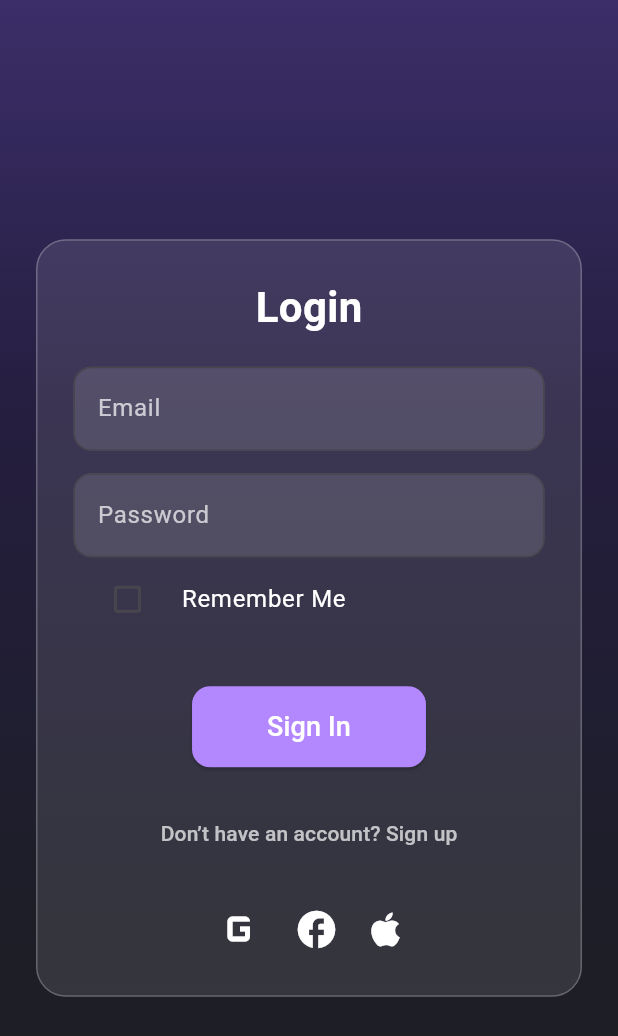
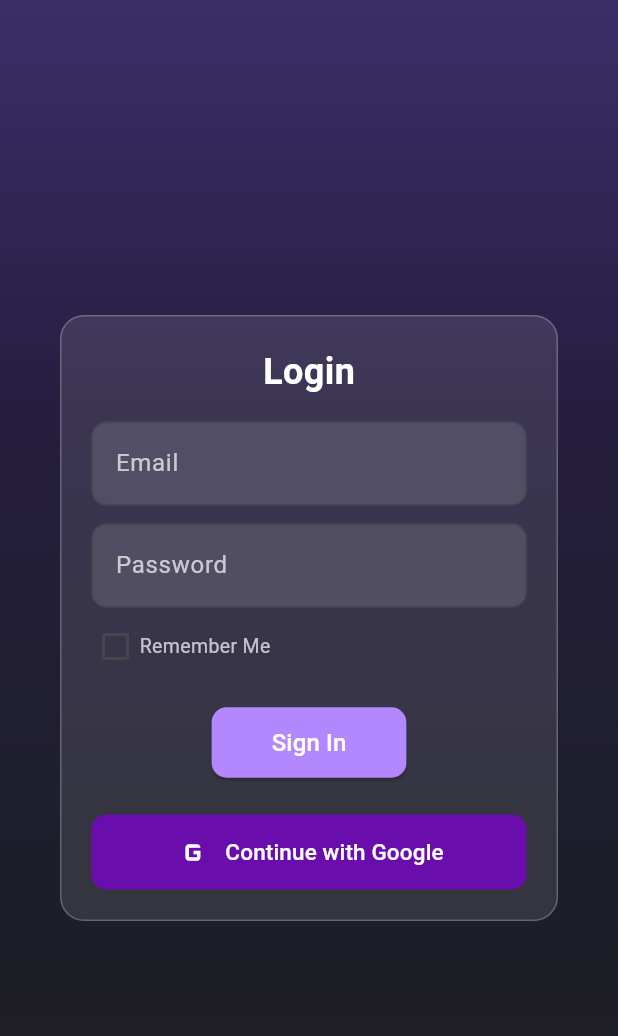
Before and after one commit to denizef00/CineHolmes, a Flutter app: the screen it shows after launch, on a phone screen of 412 x 824 dp. Shown: the top 1036 px of the screen. Run offline on Flutter 3.47's test engine with Material 3 defaults, Android fonts, the phone set to English and light mode, and no system bars; our stand-ins replace cloud_firestore, firebase_auth, firebase_core, flutter_dotenv, font_awesome_flutter, google_sign_in and 3 more; missing offline and left inert: flutter_facebook_auth; accounts and stored records are empty.

```diff
--- a/lib/screens/login_page.dart
+++ b/lib/screens/login_page.dart
@@ -1,8 +1,7 @@
 import 'package:flutter/material.dart';
 import 'package:firebase_auth/firebase_auth.dart';
 import '../home_main.dart';
-import 'signup_page.dart';
-import '../services/auth_service.dart'; //  YENI EKLEME
+import '../services/auth_service.dart';
 import 'package:shared_preferences/shared_preferences.dart';
 
 class LoginPage extends StatefulWidget {
@@ -15,7 +14,7 @@ class LoginPage extends StatefulWidget {
 class _LoginPageState extends State<LoginPage> {
   final _emailController = TextEditingController();
   final _passwordController = TextEditingController();
-  final _authService = AuthService(); // YENI EKLEME
+  final _authService = AuthService();
   bool _isLoading = false;
   String? _errorMessage;
 
@@ -49,51 +48,15 @@ class _LoginPageState extends State<LoginPage> {
     }
   }
 
-  // 👇 YENİ FONKSİYONLAR - GOOGLE
   Future<void> _handleGoogleSignIn() async {
     setState(() => _isLoading = true);
     try {
       final userCredential = await _authService.signInWithGoogle();
       if (userCredential != null && mounted) {
-        // AuthWrapper otomatik olarak home'a yönlendirecek
-      }
-    } catch (e) {
-      if (mounted) {
-        setState(() {
-          _errorMessage = e.toString();
-        });
-      }
-    } finally {
-      if (mounted) setState(() => _isLoading = false);
-    }
-  }
-
-  // 👇 YENİ FONKSİYONLAR - FACEBOOK
-  Future<void> _handleFacebookSignIn() async {
-    setState(() => _isLoading = true);
-    try {
-      final userCredential = await _authService.signInWithFacebook();
-      if (userCredential != null && mounted) {
-        // AuthWrapper otomatik olarak home'a yönlendirecek
-      }
-    } catch (e) {
-      if (mounted) {
-        setState(() {
-          _errorMessage = e.toString();
-        });
-      }
-    } finally {
-      if (mounted) setState(() => _isLoading = false);
-    }
-  }
-
-  // 👇 YENİ FONKSİYONLAR - APPLE
-  Future<void> _handleAppleSignIn() async {
-    setState(() => _isLoading = true);
-    try {
-      final userCredential = await _authService.signInWithApple();
-      if (userCredential != null && mounted) {
-        // AuthWrapper otomatik olarak home'a yönlendirecek
+        Navigator.pushReplacement(
+          context,
+          MaterialPageRoute(builder: (context) => const CineHolmesApp()),
+        );
       }
     } catch (e) {
       if (mounted) {
@@ -124,11 +87,11 @@ class _LoginPageState extends State<LoginPage> {
         ),
         child: Center(
           child: Container(
-            padding: const EdgeInsets.all(24),
-            margin: const EdgeInsets.symmetric(horizontal: 24),
+            padding: const EdgeInsets.all(20), // 🔧 daha küçük padding
+            margin: const EdgeInsets.symmetric(horizontal: 40), // 🔧 kutu daraldı
             decoration: BoxDecoration(
               color: Colors.white.withOpacity(0.1),
-              borderRadius: BorderRadius.circular(20),
+              borderRadius: BorderRadius.circular(16), // 🔧 daha küçük radius
               border: Border.all(color: Colors.white24),
             ),
             child: Column(
@@ -138,11 +101,11 @@ class _LoginPageState extends State<LoginPage> {
                   "Login",
                   style: TextStyle(
                     color: Colors.white,
-                    fontSize: 28,
+                    fontSize: 24, // 🔧 biraz küçültüldü
                     fontWeight: FontWeight.bold,
                   ),
                 ),
-                const SizedBox(height: 20),
+                const SizedBox(height: 16),
                 TextField(
                   controller: _emailController,
                   style: const TextStyle(color: Colors.white),
@@ -152,119 +115,98 @@ class _LoginPageState extends State<LoginPage> {
                     filled: true,
                     fillColor: Colors.white12,
                     border: OutlineInputBorder(
-                      borderRadius: BorderRadius.circular(12),
+                      borderRadius: BorderRadius.circular(10),
                     ),
                   ),
                 ),
-                const SizedBox(height: 15),
+                const SizedBox(height: 12),
                 TextField(
                   controller: _passwordController,
                   obscureText: true,
                   style: const TextStyle(color: Colors.white),
                   textInputAction: TextInputAction.done,
-                  onSubmitted: (_) {
-                    _login();
-                  },
+                  onSubmitted: (_) => _login(),
                   decoration: InputDecoration(
                     labelText: "Password",
                     labelStyle: const TextStyle(color: Colors.white70),
                     filled: true,
                     fillColor: Colors.white12,
                     border: OutlineInputBorder(
-                      borderRadius: BorderRadius.circular(12),
+                      borderRadius: BorderRadius.circular(10),
                     ),
                   ),
                 ),
-                CheckboxListTile(
-                  title: const Text(
-                    "Remember Me",
-                    style: TextStyle(color: Colors.white),
-                  ),
-                  value: _rememberMe,
-                  onChanged: (value) {
-                    setState(() {
-                      _rememberMe = value ?? false;
-                    });
-                  },
-                  controlAffinity: ListTileControlAffinity.leading,
-                  activeColor: Colors.deepPurpleAccent,
-                  checkColor: Colors.white,
+                const SizedBox(height: 10),
+
+                // 🔧 İnce Remember Me
+                Row(
+                  children: [
+                    Checkbox(
+                      value: _rememberMe,
+                      onChanged: (val) =>
+                          setState(() => _rememberMe = val ?? false),
+                      activeColor: Colors.deepPurpleAccent,
+                      checkColor: Colors.white,
+                      materialTapTargetSize: MaterialTapTargetSize.shrinkWrap,
+                      visualDensity: VisualDensity.compact, // daha ince
+                    ),
+                    const Text(
+                      "Remember Me",
+                      style: TextStyle(color: Colors.white70, fontSize: 13),
+                    ),
+                  ],
                 ),
-                const SizedBox(height: 20),
+
+                const SizedBox(height: 16),
 
                 if (_errorMessage != null)
                   Text(
                     _errorMessage!,
-                    style: const TextStyle(color: Colors.redAccent),
+                    style: const TextStyle(color: Colors.redAccent, fontSize: 13),
                   ),
-                const SizedBox(height: 10),
+                const SizedBox(height: 8),
+
                 ElevatedButton(
                   onPressed: _isLoading ? null : _login,
                   style: ElevatedButton.styleFrom(
                     backgroundColor: Colors.deepPurpleAccent.shade100,
                     padding: const EdgeInsets.symmetric(
-                      horizontal: 50,
-                      vertical: 14,
+                      horizontal: 40,
+                      vertical: 12,
                     ),
                     shape: RoundedRectangleBorder(
-                      borderRadius: BorderRadius.circular(12),
+                      borderRadius: BorderRadius.circular(10),
                     ),
                   ),
                   child: _isLoading
                       ? const CircularProgressIndicator(color: Colors.white)
                       : const Text(
                           "Sign In",
-                          style: TextStyle(fontSize: 18, color: Colors.white),
+                          style: TextStyle(fontSize: 16, color: Colors.white),
                         ),
                 ),
-                const SizedBox(height: 20),
-                TextButton(
-                  onPressed: () {
-                    Navigator.push(
-                      context,
-                      MaterialPageRoute(
-                        builder: (context) => const SignUpPage(),
+                const SizedBox(height: 24),
+
+                // 🔥 Google Sign-In butonu
+                SizedBox(
+                  width: double.infinity,
+                  child: ElevatedButton.icon(
+                    onPressed: _isLoading ? null : _handleGoogleSignIn,
+                    icon: const Icon(Icons.g_mobiledata,
+                        color: Colors.white, size: 26),
+                    label: const Text(
+                      "Continue with Google",
+                      style: TextStyle(fontSize: 15, color: Colors.white),
+                    ),
+                    style: ElevatedButton.styleFrom(
+                      backgroundColor: const Color(0xFF6A0DAD),
+                      padding: const EdgeInsets.symmetric(vertical: 12),
+                      shape: RoundedRectangleBorder(
+                        borderRadius: BorderRadius.circular(10),
                       ),
-                    );
-                  },
-                  child: const Text(
-                    "Don’t have an account? Sign up",
-                    style: TextStyle(color: Colors.white70),
+                      elevation: 0,
+                    ),
                   ),
-                ),
-                const SizedBox(height: 20),
-                Row(
-                  mainAxisAlignment: MainAxisAlignment.center,
-                  children: [
-                    GestureDetector(
-                      onTap: _isLoading ? null : _handleGoogleSignIn,
-                      child: const Icon(
-                        Icons.g_mobiledata,
-                        color: Colors.white,
-                        size: 40,
-                      ),
-                    ),
-                    const SizedBox(width: 16),
-                    // Facebook butonu
-                    GestureDetector(
-                      onTap: _isLoading ? null : _handleFacebookSignIn,
-                      child: const Icon(
-                        Icons.facebook,
-                        color: Colors.white,
-                        size: 30,
-                      ),
-                    ),
-                    const SizedBox(width: 16),
-                    // Apple butonu
-                    GestureDetector(
-                      onTap: _isLoading ? null : _handleAppleSignIn,
-                      child: const Icon(
-                        Icons.apple,
-                        color: Colors.white,
-                        size: 30,
-                      ),
-                    ),
-                  ],
                 ),
               ],
             ),
```
Also changed, not shown: lib/pages/library_page.dart (+191 -196 lines).
